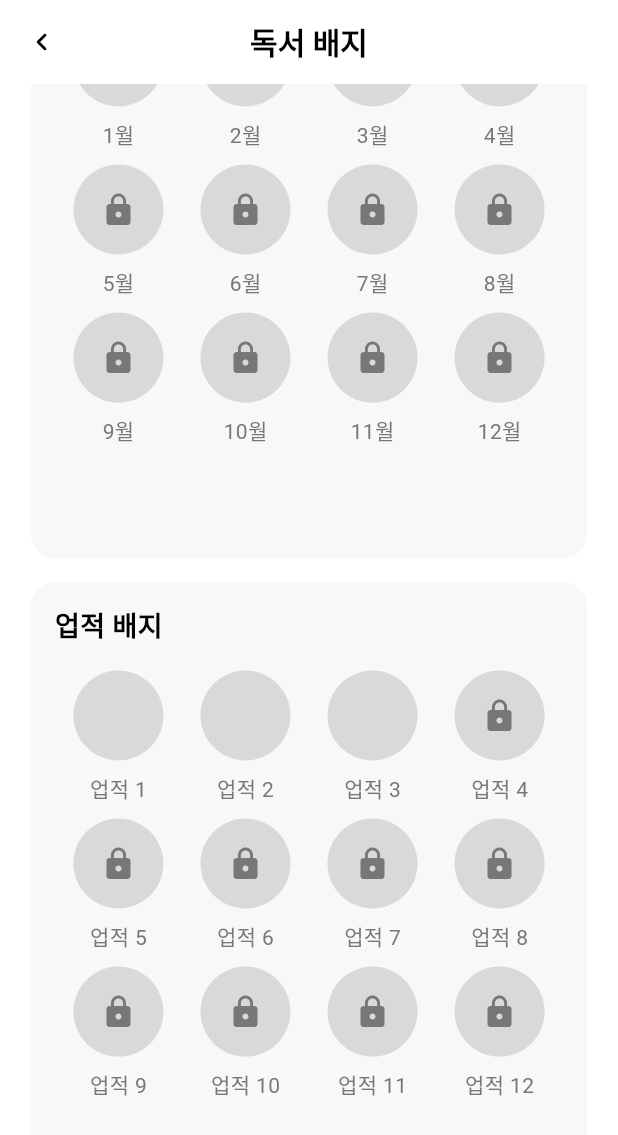
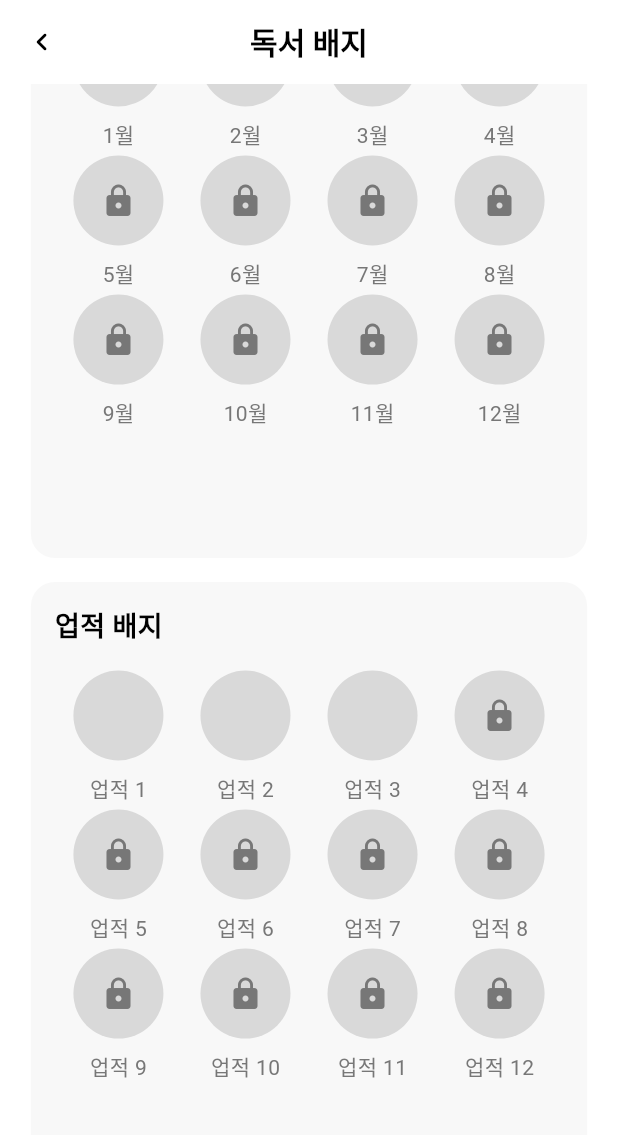
Before and after one commit to KohEugene/wanbook, a Flutter app: the BadgeScreen screen opened directly, scrolled down 120 dp, on a phone screen of 412 x 824 dp. Shown: the top 1135 px of the screen. Run offline on Flutter 3.47's test engine with Material 3 defaults, Android fonts, the phone set to English and light mode, and no system bars; our stand-ins replace cached_network_image; Roboto replaces fonts that are missing (Pretendard).

Commit message:
배지 간격 수정

```diff
--- a/lib/profile/badge_screen.dart
+++ b/lib/profile/badge_screen.dart
@@ -113,7 +113,7 @@ class _BadgeScreenState extends State<BadgeScreen> {
             padding: const EdgeInsets.symmetric(horizontal: 8),
             child: GridView.count(
               crossAxisCount: 4,
-              mainAxisSpacing: 30,
+              mainAxisSpacing: 24,
               crossAxisSpacing: 16,
               shrinkWrap: true,
               physics: NeverScrollableScrollPhysics(),
@@ -150,7 +150,7 @@ class _BadgeScreenState extends State<BadgeScreen> {
             padding: const EdgeInsets.symmetric(horizontal: 8),
             child: GridView.count(
               crossAxisCount: 4,
-              mainAxisSpacing: 30,
+              mainAxisSpacing: 24,
               crossAxisSpacing: 16,
               shrinkWrap: true,
               physics: NeverScrollableScrollPhysics(),
```
